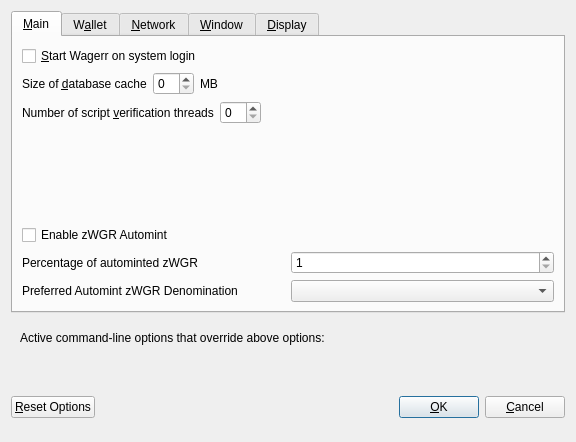
Before: the Qt Designer form src/qt/forms/optionsdialog.ui in wagerr/wagerr, drawn with Qt 5.
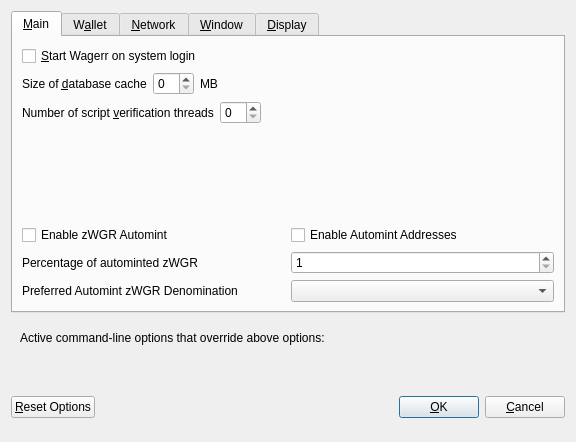
After: the same form once the commit is applied. Custom widgets are drawn as their Qt base class.

```diff
--- a/src/qt/forms/optionsdialog.ui
+++ b/src/qt/forms/optionsdialog.ui
@@ -131,6 +131,8 @@
         </spacer>
        </item>
        <item>
+        <layout class="QHBoxLayout" name="horiz-autominting-layout">
+         <item>
         <widget class="QCheckBox" name="checkBoxZeromintEnable">
          <property name="toolTip">
           <string>Enable automatic minting of WGR units to zWGR</string>
@@ -142,6 +144,21 @@
           <string>Enable zWGR Automint</string>
          </property>
         </widget>
+         </item>
+         <item>
+          <widget class="QCheckBox" name="checkBoxZeromintAddresses">
+           <property name="toolTip">
+            <string>Enable automatic zWGR minting from specific addresses</string>
+           </property>
+           <property name="layoutDirection">
+            <enum>Qt::LeftToRight</enum>
+           </property>
+           <property name="text">
+            <string>Enable Automint Addresses</string>
+           </property>
+          </widget>
+         </item>
+        </layout>
        </item>
        <item>
         <layout class="QHBoxLayout" name="horizontalLayout_3">
```
Lines whose indentation alone changed are shown as unchanged.
